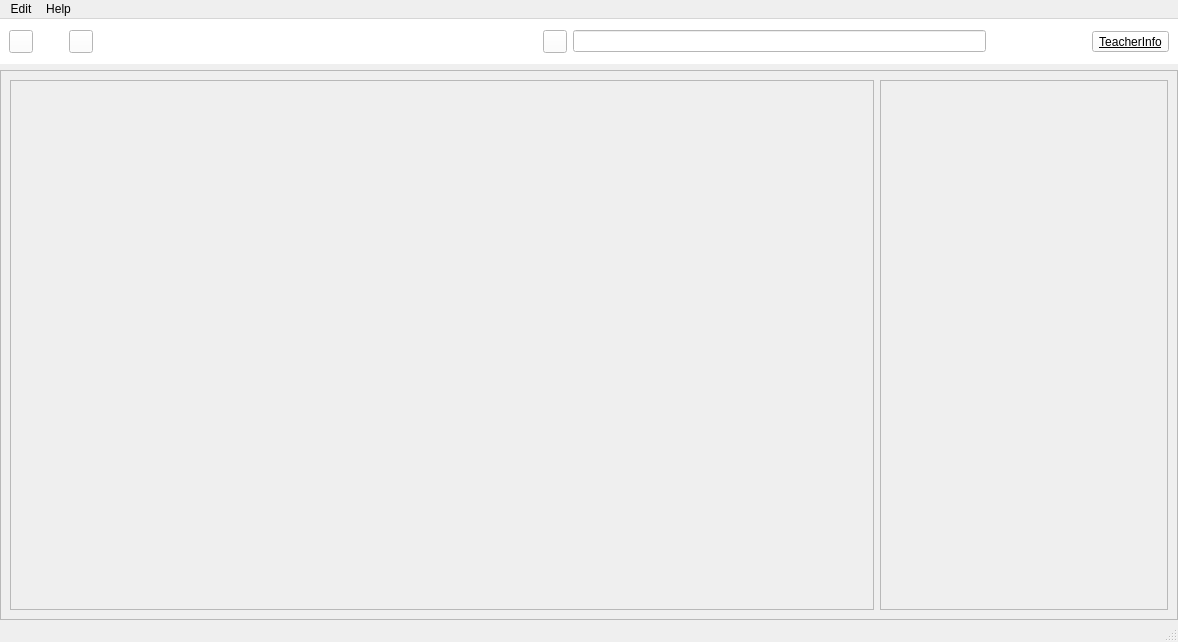
Old version of the form resources/UI_resources/basicStructure_mainWindow.ui in the repository doddodod/GRP17.
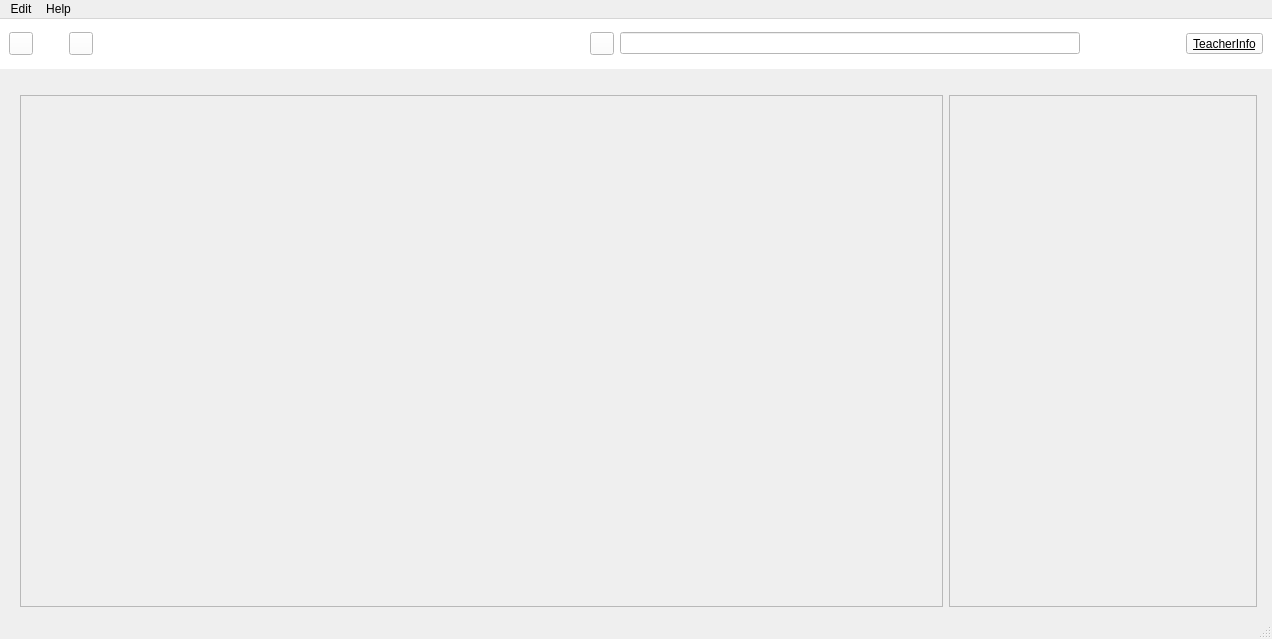
New version of the form. Icons and pictures are not drawn.

Patch:
```diff
--- a/resources/UI_resources/basicStructure_mainWindow.ui
+++ b/resources/UI_resources/basicStructure_mainWindow.ui
@@ -6,8 +6,8 @@
    <rect>
     <x>0</x>
     <y>0</y>
-    <width>1178</width>
-    <height>642</height>
+    <width>1272</width>
+    <height>639</height>
    </rect>
   </property>
   <property name="windowTitle">
@@ -27,65 +27,26 @@
     <property name="bottomMargin">
      <number>0</number>
     </property>
-    <item row="1" column="0">
-     <widget class="QScrollArea" name="scrollArea">
-      <property name="widgetResizable">
-       <bool>true</bool>
-      </property>
-      <widget class="QWidget" name="scrollAreaWidgetContents">
-       <property name="geometry">
-        <rect>
-         <x>0</x>
-         <y>0</y>
-         <width>1176</width>
-         <height>534</height>
-        </rect>
-       </property>
-       <layout class="QGridLayout" name="gridLayout_3">
-        <item row="0" column="0">
-         <widget class="QFrame" name="frame1">
-          <property name="sizePolicy">
-           <sizepolicy hsizetype="Preferred" vsizetype="Preferred">
-            <horstretch>3</horstretch>
-            <verstretch>0</verstretch>
-           </sizepolicy>
-          </property>
-          <property name="frameShape">
-           <enum>QFrame::StyledPanel</enum>
-          </property>
-          <property name="frameShadow">
-           <enum>QFrame::Raised</enum>
-          </property>
-         </widget>
-        </item>
-        <item row="0" column="1">
-         <widget class="QFrame" name="frame_2">
-          <property name="sizePolicy">
-           <sizepolicy hsizetype="Preferred" vsizetype="Preferred">
-            <horstretch>1</horstretch>
-            <verstretch>0</verstretch>
-           </sizepolicy>
-          </property>
-          <property name="frameShape">
-           <enum>QFrame::StyledPanel</enum>
-          </property>
-          <property name="frameShadow">
-           <enum>QFrame::Raised</enum>
-          </property>
-         </widget>
-        </item>
-       </layout>
-      </widget>
-     </widget>
-    </item>
     <item row="0" column="0">
      <widget class="QWidget" name="widget" native="true">
       <property name="sizePolicy">
-       <sizepolicy hsizetype="Expanding" vsizetype="Preferred">
+       <sizepolicy hsizetype="Expanding" vsizetype="Fixed">
         <horstretch>0</horstretch>
         <verstretch>0</verstretch>
        </sizepolicy>
       </property>
+      <property name="minimumSize">
+       <size>
+        <width>0</width>
+        <height>50</height>
+       </size>
+      </property>
+      <property name="maximumSize">
+       <size>
+        <width>16777215</width>
+        <height>50</height>
+       </size>
+      </property>
       <property name="styleSheet">
        <string notr="true">background-color:rgb(255, 255, 255)</string>
       </property>
@@ -199,6 +160,54 @@
       </layout>
      </widget>
     </item>
+    <item row="1" column="0">
+     <layout class="QHBoxLayout" name="horizontalLayout_3">
+      <property name="leftMargin">
+       <number>20</number>
+      </property>
+      <property name="topMargin">
+       <number>20</number>
+      </property>
+      <property name="rightMargin">
+       <number>15</number>
+      </property>
+      <property name="bottomMargin">
+       <number>10</number>
+      </property>
+      <item>
+       <widget class="QFrame" name="frame1">
+        <property name="sizePolicy">
+         <sizepolicy hsizetype="Preferred" vsizetype="Preferred">
+          <horstretch>3</horstretch>
+          <verstretch>0</verstretch>
+         </sizepolicy>
+        </property>
+        <property name="frameShape">
+         <enum>QFrame::StyledPanel</enum>
+        </property>
+        <property name="frameShadow">
+         <enum>QFrame::Raised</enum>
+        </property>
+       </widget>
+      </item>
+      <item>
+       <widget class="QFrame" name="frame_2">
+        <property name="sizePolicy">
+         <sizepolicy hsizetype="Preferred" vsizetype="Preferred">
+          <horstretch>1</horstretch>
+          <verstretch>0</verstretch>
+         </sizepolicy>
+        </property>
+        <property name="frameShape">
+         <enum>QFrame::StyledPanel</enum>
+        </property>
+        <property name="frameShadow">
+         <enum>QFrame::Raised</enum>
+        </property>
+       </widget>
+      </item>
+     </layout>
+    </item>
    </layout>
   </widget>
   <widget class="QStatusBar" name="statusbar"/>
@@ -207,7 +216,7 @@
     <rect>
      <x>0</x>
      <y>0</y>
-     <width>1178</width>
+     <width>1272</width>
      <height>26</height>
     </rect>
    </property>
```
Left out of the diff: 62 changed lines with no effect on the pictures.
